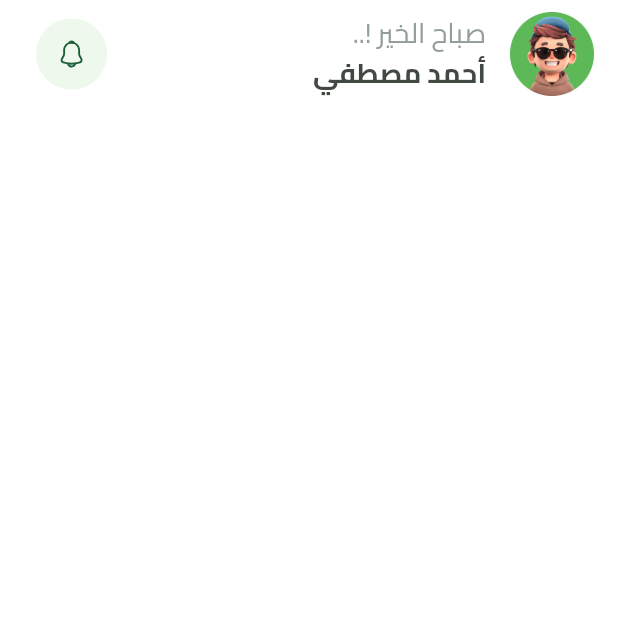
After one commit to MhammadAli/Fakahany, a Flutter app: the HomeView screen opened by its route, on a phone screen of 412 x 824 dp, the top half of it. The commit adds this screen. Run offline on Flutter 3.47's test engine with Material 3 defaults, Android fonts, the light colour scheme and no system bars; our stand-ins replace bloc, cloud_firestore, dartz, dots_indicator, firebase_auth, firebase_core and 7 more; missing offline and left inert: flutter_facebook_auth; accounts and stored records are empty.

Commit message:
create home app bar

```diff
--- a/analysis_options.yaml
+++ b/analysis_options.yaml
@@ -21,8 +21,11 @@ linter:
   # `// ignore_for_file: name_of_lint` syntax on the line or in the file
   # producing the lint.
   rules:
-    # avoid_print: false  # Uncomment to disable the `avoid_print` rule
-    # prefer_single_quotes: true  # Uncomment to enable the `prefer_single_quotes` rule
+    prefer_const_constructors: true
+    prefer_const_declarations: true
+    prefer_const_constructors_in_immutables: true
+    prefer_const_literals_to_create_immutables: true
+    unnecessary_const: true
 
 # Additional information about this file can be found at
 # https://dart.dev/guides/language/analysis-options
--- a/lib/features/home/presentation/views/home_view.dart
+++ b/lib/features/home/presentation/views/home_view.dart
@@ -1,3 +1,4 @@
+import 'package:fakahany/features/home/presentation/views/widgets/home_view_body.dart';
 import 'package:flutter/material.dart';
 
 class HomeView extends StatelessWidget {
@@ -7,6 +8,8 @@ class HomeView extends StatelessWidget {
 
   @override
   Widget build(BuildContext context) {
-    return const Placeholder();
+    return const Scaffold(
+      body: SafeArea(child: HomeViewBody()),
+    );
   }
 }
--- /dev/null
+++ b/lib/features/home/presentation/views/widgets/custom_home_app_bar.dart
@@ -0,0 +1,37 @@
+import 'package:fakahany/utils/app_text_styles.dart';
+import 'package:flutter/material.dart';
+import 'package:flutter_screenutil/flutter_screenutil.dart';
+import 'package:flutter_svg/flutter_svg.dart';
+
+import '../../../../../generated/assets.dart';
+
+class CustomHomeAppBar extends StatelessWidget {
+  const CustomHomeAppBar({super.key});
+
+  @override
+  Widget build(BuildContext context) {
+    return ListTile(
+      trailing: Container(
+        padding: EdgeInsets.all(12.w),
+        child: SvgPicture.asset(Assets.imagesNotification),
+        decoration: const ShapeDecoration(
+          color: Color(0xFFEEF8ED),
+          shape: OvalBorder(),
+        ),
+      ),
+      leading: Image.asset(Assets.imagesProfileImage),
+      title: Text(
+        'صباح الخير !..',
+        textAlign: TextAlign.right,
+        style: AppTextStyles.regular16.copyWith(
+          color: const Color(0xFF949D9E),
+        ),
+      ),
+      subtitle: Text(
+        'أحمد مصطفي',
+        textAlign: TextAlign.right,
+        style: AppTextStyles.bold16,
+      ),
+    );
+  }
+}
--- /dev/null
+++ b/lib/features/home/presentation/views/widgets/home_view_body.dart
@@ -0,0 +1,17 @@
+import 'package:fakahany/features/home/presentation/views/widgets/custom_home_app_bar.dart';
+import 'package:flutter/material.dart';
+
+class HomeViewBody extends StatelessWidget {
+  const HomeViewBody({Key? key}) : super(key: key);
+
+  @override
+  Widget build(BuildContext context) {
+    return CustomScrollView(
+      slivers: [
+        SliverToBoxAdapter(
+          child: CustomHomeAppBar(),
+        )
+      ],
+    );
+  }
+}
```
Also changed, not shown: assets/images/notification.svg (added), assets/images/profile_image.png (added), lib/generated/assets.dart.
